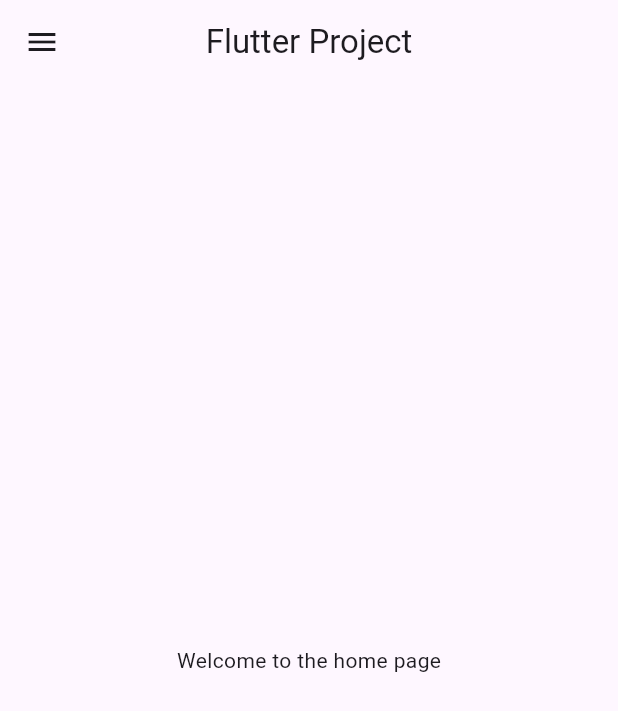
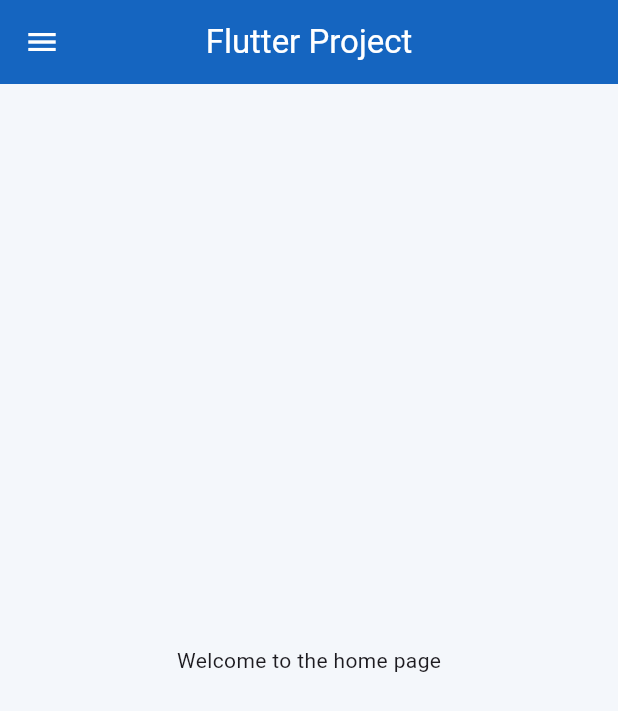
Before and after one commit to SafaeElouatyq/Flutter_miniProject, a Flutter app: the screen it shows after launch, on a phone screen of 412 x 824 dp. Shown: the top 711 px of the screen. Run offline on Flutter 3.47's test engine with Material 3 defaults, Android fonts, the phone set to English and light mode, and no system bars.

Commit message:
apply a common style

```diff
--- a/lib/main.dart
+++ b/lib/main.dart
@@ -4,6 +4,8 @@ import 'package:flutter/cupertino.dart';
 import 'package:flutter/material.dart';
 import 'package:flutter_mini_project/pages/contacts_page.dart';
 import 'package:flutter_mini_project/pages/notes_page.dart';
+import 'package:flutter_mini_project/theme/app_colors.dart';
+import 'package:flutter_mini_project/theme/app_theme.dart';
 
 void main(){
   runApp(const MyApp());
@@ -16,6 +18,7 @@ class MyApp extends StatelessWidget {
   @override
   Widget build(BuildContext context) {
     return MaterialApp(
+      theme: appTheme,
       home: Home(),
 
     );
@@ -28,6 +31,7 @@ class Home extends StatelessWidget {
   @override
   Widget build(BuildContext context) {
     return Scaffold(
+      backgroundColor: AppColors.background,
       appBar: AppBar(title: Text("Flutter Project"),
         centerTitle: true,
       ),
@@ -38,13 +42,16 @@ class Home extends StatelessWidget {
         child: ListView(
           children: [
             DrawerHeader(
+              decoration: BoxDecoration(
+                color: AppColors.primary,
+              ),
               child:CircleAvatar(
                 radius: 50,
                 backgroundImage: AssetImage("assets/images/avatar.jpeg"),
               ) ,
             ),
             ListTile(
-              leading: Icon(Icons.home),
+              leading: Icon(Icons.home,color: AppColors.primary),
               title: Text("Home"),
               onTap: (){
                 Navigator.pop(context);
@@ -53,29 +60,30 @@ class Home extends StatelessWidget {
             ),
 
             ListTile(
-              leading: Icon(Icons.contacts),
+              leading: Icon(Icons.contacts,color: AppColors.primary),
               title: Text("Contacts"),
               onTap: (){
                 Navigator.pop(context);
                 Navigator.push(context,MaterialPageRoute(builder: (context)=>ContactsPage()));
               },
             ), ListTile(
-              leading: Icon(Icons.article),
+              leading: Icon(Icons.article,color: AppColors.primary),
               title: Text("Posts"),
             ),
             ListTile(
-              leading: Icon(Icons.person),
+              leading: Icon(Icons.person,color: AppColors.primary),
               title: Text("Github users"),
             ),
             ListTile(
-              leading: Icon(Icons.cloud),
+              leading: Icon(Icons.cloud,color: AppColors.primary),
               title: Text("weather"),
             ),
             ListTile(
-              leading: Icon(Icons.chat),
+              leading: Icon(Icons.chat,color: AppColors.primary),
               title: Text("chatbot"),
-            ),ListTile(
-              leading : Icon(Icons.edit_note),
+            ),
+            ListTile(
+              leading : Icon(Icons.edit_note,color: AppColors.primary),
               title: Text("Notes"),
               onTap: (){
                Navigator.pop(context);
--- a/lib/models/note.dart
+++ b/lib/models/note.dart
@@ -3,12 +3,9 @@ class Note{
    String title;
    String text;
    bool checked;
-
-
    Note({
      required this.title,
      required this.text,
      required this.checked,
-
 });
 }
--- a/lib/pages/add_contact.dart
+++ b/lib/pages/add_contact.dart
@@ -44,7 +44,6 @@ class _AddContactPageState extends State<AddContactPage> {
                 controller: nameController,
                 decoration:  InputDecoration(
                   labelText: "Name",
-                  border: OutlineInputBorder(),
                 ),
                 validator: (value) {
                   if (value == null || value.isEmpty) {
@@ -58,7 +57,6 @@ class _AddContactPageState extends State<AddContactPage> {
                 controller: phoneController,
                 decoration: const InputDecoration(
                   labelText: "Phone",
-                  border: OutlineInputBorder(),
                 ),
                 keyboardType: TextInputType.phone,
                 validator: (value) {
--- a/lib/pages/add_note.dart
+++ b/lib/pages/add_note.dart
@@ -1,4 +1,5 @@
 import 'package:flutter/material.dart';
+import 'package:flutter_mini_project/theme/app_colors.dart';
 import '../models/note.dart';
 
 class AddNote extends StatefulWidget {
@@ -41,7 +42,6 @@ class _AddNoteState extends State<AddNote> {
                 controller: titleController,
                 decoration: const InputDecoration(
                   labelText: "Title",
-                  border: OutlineInputBorder(),
                 ),
                 validator: (value) {
                   if (value == null || value.isEmpty) {
@@ -55,7 +55,6 @@ class _AddNoteState extends State<AddNote> {
                 controller: textController,
                 decoration: const InputDecoration(
                   labelText: "Description",
-                  border: OutlineInputBorder(),
                 ),
                 maxLines: 3,
                 validator: (value) {
@@ -83,6 +82,13 @@ class _AddNoteState extends State<AddNote> {
                     }
                   }
                 },
+                style: ElevatedButton.styleFrom(
+                  backgroundColor: AppColors.primary,
+                  foregroundColor: Colors.white,
+                  shape: RoundedRectangleBorder(
+                    borderRadius: BorderRadius.circular(12),
+                  )
+                ),
                 child: Text(isEdit ? "Update" : "Add"),
               ),
             ],
--- a/lib/pages/notes_page.dart
+++ b/lib/pages/notes_page.dart
@@ -19,7 +19,7 @@ class _NotesPageState extends State<NotesPage> {
     return Scaffold(
       appBar: AppBar(
         title: const Text("Notes"),
-        centerTitle: true,
+
       ),
       body: ListView.builder(
         itemCount: notes.length,
--- /dev/null
+++ b/lib/theme/app_colors.dart
@@ -0,0 +1,9 @@
+import 'dart:ui';
+
+class AppColors {
+  static const Color primary = Color(0xFF1565C0);
+  static const Color secondary = Color(0xFF42A5F5);
+  static const Color background = Color(0xFFF4F7FB);
+  static const Color card = Color(0xFFFFFFFF);
+  static const Color danger = Color(0xFFD32F2F);
+}
--- /dev/null
+++ b/lib/theme/app_theme.dart
@@ -0,0 +1,36 @@
+import 'package:flutter/material.dart';
+import 'app_colors.dart';
+
+ThemeData appTheme = ThemeData(
+  useMaterial3: true,
+  primaryColor: AppColors.primary,
+  scaffoldBackgroundColor: AppColors.background,
+  fontFamily: "Roboto",
+
+  appBarTheme: const AppBarTheme(
+    backgroundColor: AppColors.primary,
+    foregroundColor: Colors.white,
+    centerTitle: true,
+  ),
+
+  floatingActionButtonTheme: const FloatingActionButtonThemeData(
+    backgroundColor: AppColors.primary,
+    foregroundColor: Colors.white,
+  ),
+
+  cardTheme: CardThemeData(
+    color: AppColors.card,
+    elevation: 3,
+    shape: RoundedRectangleBorder(
+      borderRadius: BorderRadius.circular(12),
+    ),
+  ),
+
+  inputDecorationTheme: InputDecorationTheme(
+    filled: true,
+    fillColor: Colors.white,
+    border: OutlineInputBorder(
+      borderRadius: BorderRadius.circular(12),
+    ),
+  ),
+);
```
